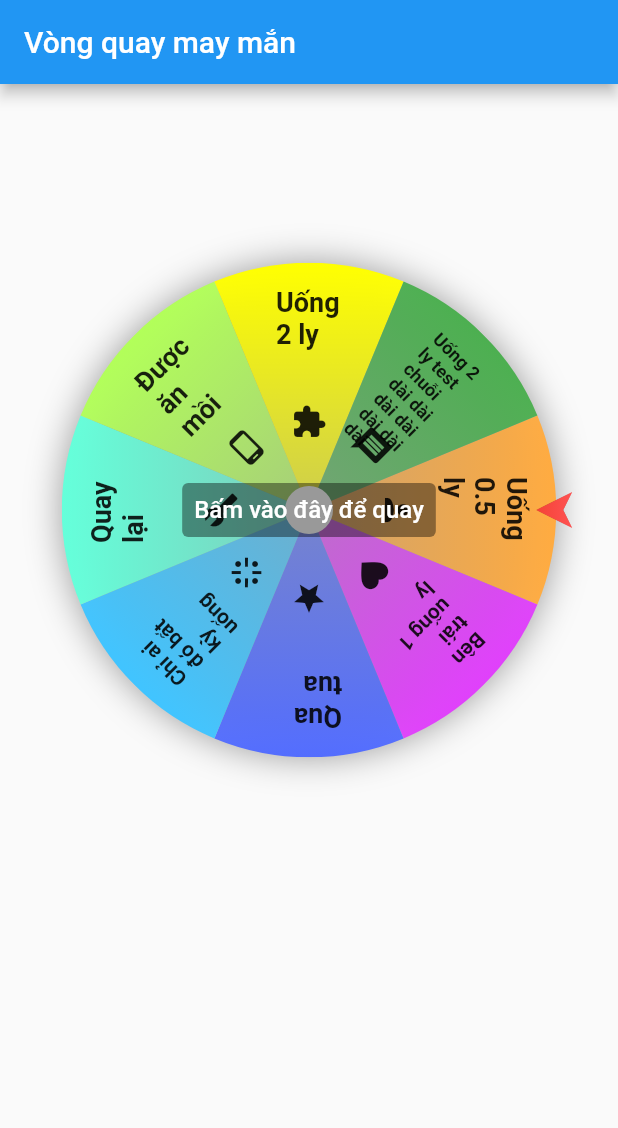
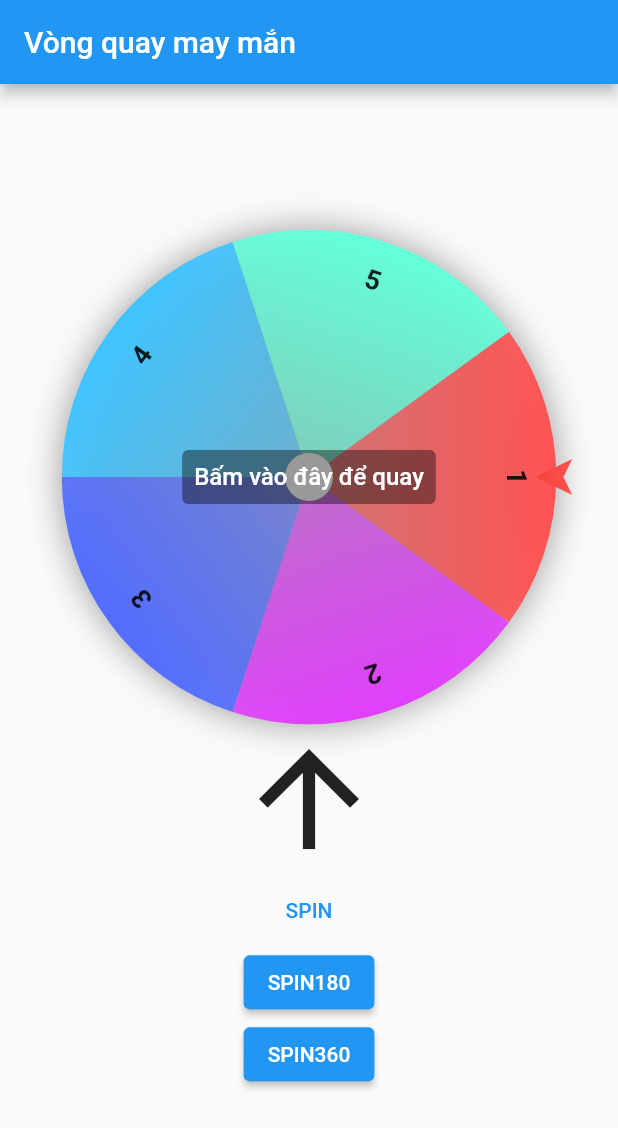
Before and after one commit to kenguyenduc/flutter-fortune-wheel, a Flutter app: the screen it shows after launch, on a phone screen of 412 x 824 dp. Shown: the top 1128 px of the screen. Run offline on Flutter 3.47's test engine with Material 2 defaults, Android fonts, the phone set to English and light mode, and no system bars; drawn by our look-alikes of auto_size_text.

Commit message:
fix 1 fortune wheel priority

```diff
--- a/example/lib/main.dart
+++ b/example/lib/main.dart
@@ -1,4 +1,5 @@
 import 'dart:async';
+import 'dart:math';
 
 import 'package:flutter/material.dart';
 import 'package:flutter_fortune_wheel/flutter_fortune_wheel.dart';
@@ -34,6 +35,13 @@ class _MyAppState extends State<MyApp> {
     FortuneItem('10', Colors.accents[3]),
     FortuneItem('11', Colors.accents[5]),
     FortuneItem('12', Colors.accents[7]),
+  ];
+  final List<FortuneItem> _listPrioty = <FortuneItem>[
+    FortuneItem('1', Colors.accents[0], priority: 1),
+    FortuneItem('2', Colors.accents[2], priority: 5),
+    FortuneItem('3', Colors.accents[4], priority: 2),
+    FortuneItem('4', Colors.accents[6], priority: 2),
+    FortuneItem('5', Colors.accents[8], priority: 1),
   ];
 
   final List<FortuneItem> _anNhau = <FortuneItem>[
@@ -79,7 +87,7 @@ class _MyAppState extends State<MyApp> {
               mainAxisSize: MainAxisSize.min,
               children: [
                 FortunerWheel(
-                  items: _anNhau,
+                  items: _listPrioty,
                   onChanged: (FortuneItem item) {
                     _resultWheelController.add(item);
                   },
@@ -100,6 +108,7 @@ class _MyAppState extends State<MyApp> {
                 ),
                 _buildResult(),
                 _buildResultsHistory(),
+                const RoulettePageWidget(),
               ],
             ),
           ),
@@ -134,14 +143,13 @@ class _MyAppState extends State<MyApp> {
   }
 
   Widget _buildResultsHistory() {
-    return Container(
-      height: 200,
-      padding: const EdgeInsets.symmetric(vertical: 16, horizontal: 24),
-      child: StreamBuilder<List<FortuneItem>>(
+    return StreamBuilder<List<FortuneItem>>(
       stream: _resultsHistoryController.stream,
       builder: (context, snapshot) {
         if (snapshot.data != null) {
           return ListView.builder(
+            shrinkWrap: true,
+            physics: const NeverScrollableScrollPhysics(),
             itemCount: _resultsHistory.length,
             itemBuilder: (context, index) {
               return Text('${index + 1}: ${_resultsHistory[index].value}');
@@ -150,7 +158,91 @@ class _MyAppState extends State<MyApp> {
         }
         return const SizedBox();
       },
-      ),
     );
   }
 }
+
+class RoulettePageWidget extends StatefulWidget {
+  const RoulettePageWidget({Key? key}) : super(key: key);
+
+  @override
+  _RoulettePageWidgetState createState() => _RoulettePageWidgetState();
+}
+
+class _RoulettePageWidgetState extends State<RoulettePageWidget>
+    with SingleTickerProviderStateMixin {
+  late Animation<double> _animation;
+  late Tween<double> _tween;
+  late AnimationController _animationController;
+  final Random _random = Random();
+
+  int position = 0;
+
+  double getRandomAngle() {
+    return pi * 2 / 25 * _random.nextInt(25);
+  }
+
+  @override
+  void initState() {
+    super.initState();
+    _animationController =
+        AnimationController(duration: const Duration(seconds: 2), vsync: this);
+    _tween = Tween(begin: 0.0, end: getRandomAngle());
+    _animation = _tween.animate(_animationController)
+      ..addListener(() {
+        setState(() {});
+      });
+  }
+
+  void setNewPosition() {
+    _tween.begin = _tween.end;
+    _animationController.reset();
+    _tween.end = getRandomAngle();
+    _animationController.forward();
+  }
+
+  Future<void> _gameLoop() async {
+    _animationController.forward();
+    _tween.begin = _tween.end;
+    _animationController.reset();
+    _tween.end = _tween.end??0 + pi * 2 + 100;
+  }
+
+  @override
+  Widget build(BuildContext context) {
+    return Column(
+      children: <Widget>[
+        Center(
+            child: Transform.rotate(
+          angle: _animation.value,
+          child: const Icon(
+            Icons.arrow_upward,
+            size: 100.0,
+          ),
+        )),
+        TextButton(
+          child: const Text('SPIN'),
+          onPressed: setNewPosition,
+        ),
+        ElevatedButton(
+          child: const Text('SPIN180'),
+          onPressed: () {
+            // _tween.begin = _tween.end;
+            // _animationController.reset();
+            // _tween.end = pi/2;
+            _animationController.forward(from: 0.0).then((value) {
+              _tween.begin = _tween.end;
+              _animationController.reset();
+            });
+          },
+        ),
+        ElevatedButton(
+          child: Text('SPIN360'),
+          onPressed: () {
+            _gameLoop();
+          },
+        )
+      ],
+    );
+  }
+}
--- a/lib/src/board_view.dart
+++ b/lib/src/board_view.dart
@@ -1,6 +1,5 @@
 import 'dart:math';
 import 'package:flutter/material.dart';
-import 'package:flutter_fortune_wheel/src/arrow_view.dart';
 import 'package:flutter_fortune_wheel/src/models/fortune_item.dart';
 import 'package:auto_size_text/auto_size_text.dart';
 
@@ -108,7 +107,7 @@ class _BoardViewState extends State<BoardView> {
                       fontSize: 20, fontWeight: FontWeight.bold),
                   minFontSize: 12,
                   maxFontSize: 18,
-                  overflow: TextOverflow.visible,
+                  overflow: TextOverflow.clip,
                 ),
               ),
               if (fortuneItem.icon != null)
--- a/lib/src/fortune_wheel.dart
+++ b/lib/src/fortune_wheel.dart
@@ -2,6 +2,7 @@ import 'dart:math';
 import 'package:flutter/material.dart';
 import 'package:flutter_fortune_wheel/src/arrow_view_center_right.dart';
 import 'package:flutter_fortune_wheel/src/board_view.dart';
+import 'package:flutter_fortune_wheel/src/helpers/fortune_item_helper.dart';
 import 'package:flutter_fortune_wheel/src/models/fortune_item.dart';
 
 class FortunerWheel extends StatefulWidget {
@@ -28,6 +29,7 @@ class _FortunerWheelState extends State<FortunerWheel>
   double _current = 0;
   late AnimationController _wheelAnimationController;
   late Animation _wheelAnimation;
+  late List<FortuneItem> _fortuneValuesByPriority;
 
   @override
   void initState() {
@@ -37,6 +39,7 @@ class _FortunerWheelState extends State<FortunerWheel>
     _wheelAnimation = CurvedAnimation(
         parent: _wheelAnimationController,
         curve: Curves.fastLinearToSlowEaseIn);
+    _fortuneValuesByPriority = getFortuneValuesByPriority(widget.items);
   }
 
   @override
@@ -50,11 +53,8 @@ class _FortunerWheelState extends State<FortunerWheel>
     return AnimatedBuilder(
       animation: _wheelAnimation,
       builder: (context, child) {
-        // print('value = ${_wheelAnimation.value}');
-        // print('this._angle = ${this._angle}');
         final animationValue = _wheelAnimation.value;
         final angle = animationValue * _angle;
-        // print('_angle = ${_wheelAnimation.value}');
         final index = _getIndexFortuneItem(animationValue * angle + _current);
         widget.onChanged.call(widget.items[index]);
         return Stack(
@@ -108,6 +108,10 @@ class _FortunerWheelState extends State<FortunerWheel>
   }
 
   void _handleButtonGoPressed() {
+    ///random index trong danh sách được tạo theo ưu tiên quay trúng
+    final int randomIndex = Random().nextInt(_fortuneValuesByPriority.length);
+    FortuneItem luckResult = _fortuneValuesByPriority[randomIndex];
+
     if (!_wheelAnimationController.isAnimating) {
       double _random = Random().nextDouble();
       _angle = 20 + Random().nextInt(5) + _random;
@@ -128,5 +132,9 @@ class _FortunerWheelState extends State<FortunerWheel>
   int _getIndexFortuneItem(value) {
     double _base = (2 * pi / widget.items.length / 2) / (2 * pi);
     return (((_base + value) % 1) * widget.items.length).floor();
+    /*
+    *
+    *
+    * */
   }
 }
--- /dev/null
+++ b/lib/src/helpers/fortune_item_helper.dart
@@ -0,0 +1,10 @@
+import 'package:flutter/material.dart';
+import 'package:flutter_fortune_wheel/flutter_fortune_wheel.dart';
+
+List<FortuneItem> getFortuneValuesByPriority(List<FortuneItem> items) {
+  List<FortuneItem> result = [];
+  for (FortuneItem item in items) {
+    result.addAll(List.generate(item.priority, (_) => item));
+  }
+  return result;
+}
--- a/lib/src/models/fortune_item.dart
+++ b/lib/src/models/fortune_item.dart
@@ -2,13 +2,13 @@ import 'package:flutter/material.dart';
 
 ///Giá tri may mắn phần tử vòng quay
 class FortuneItem {
-  FortuneItem(this.value, this.color, {this.priority, this.icon});
+  FortuneItem(this.value, this.color, {this.priority = 1, this.icon});
 
   final String value;
   final Color color;
 
   ///Dộ ưu tiên quay trúng - là số lần xuất hiện trong danh sách xoay trúng
   ///Mặc định [priority] = 1
-  final int? priority;
+  final int priority;
   final Widget? icon;
 }
```
Also changed, not shown: lib/src/utils/generate_fortune_id.dart (deleted). Lines whose indentation alone changed are shown as unchanged.
